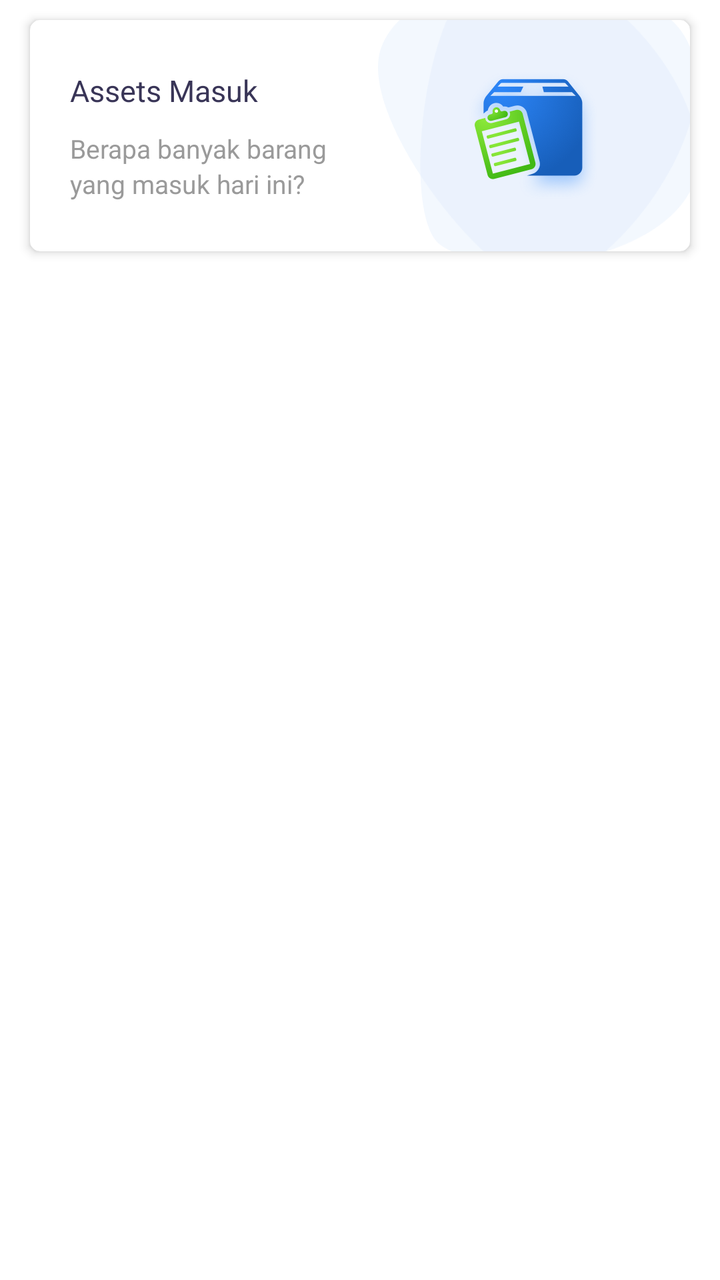
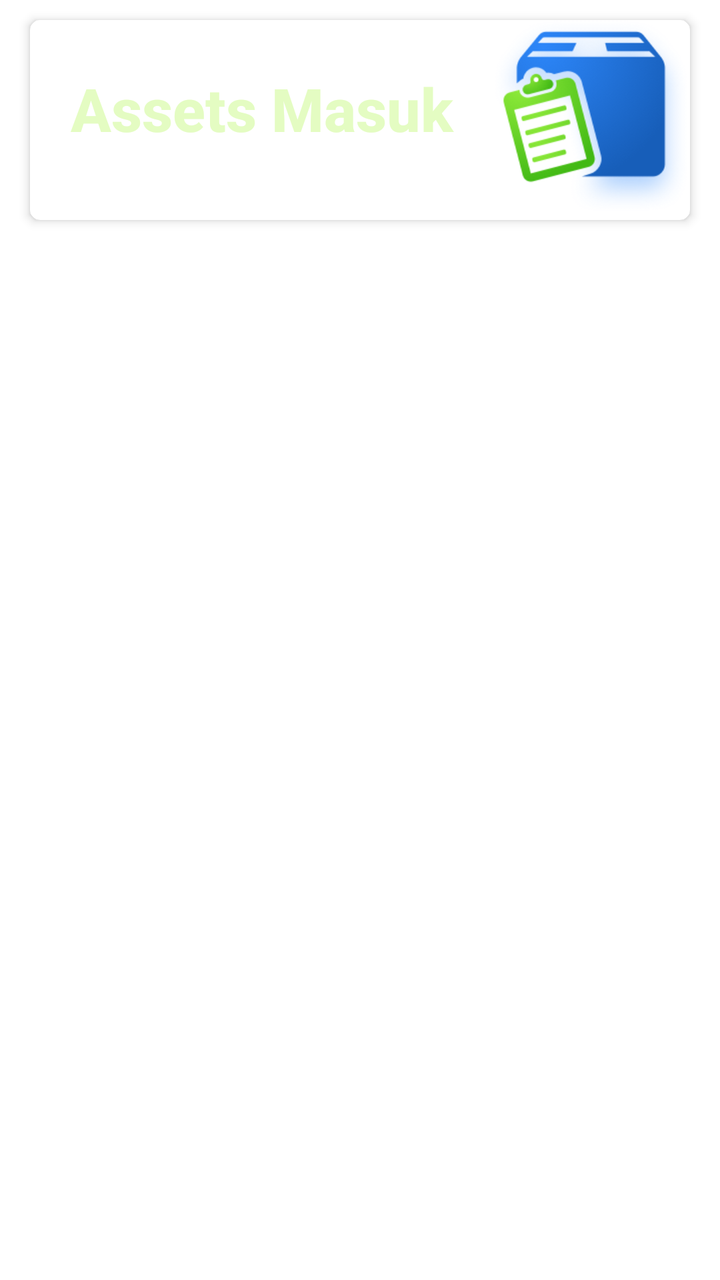

An Android layout rendered at two revisions. The XML below is the earlier revision; the diff shows what the commit changed to produce the second picture.
<!-- AndroidManifest.xml: application theme Theme.FishTrack -->
<!-- res/layout/item_home_adapter.xml -->
<?xml version="1.0" encoding="utf-8"?>
<LinearLayout
    xmlns:android="http://schemas.android.com/apk/res/android"
    xmlns:app="http://schemas.android.com/apk/res-auto"
    xmlns:tools="http://schemas.android.com/tools"
    android:layout_width="match_parent"
    android:id="@+id/lParentContent"
    android:layout_height="wrap_content"
    android:orientation="vertical">


    <androidx.cardview.widget.CardView
        android:foreground="?selectableItemBackground"
        android:id="@+id/cvParent"
        android:layout_width="match_parent"
        android:layout_height="wrap_content"
        android:layout_marginBottom="@dimen/margin10"
        android:layout_marginLeft="@dimen/margin15"
        android:layout_marginRight="@dimen/margin15"
        android:layout_marginTop="@dimen/margin10"
        app:cardCornerRadius="@dimen/margin5"
        app:cardElevation="@dimen/margin3">


        <LinearLayout
            android:layout_width="match_parent"
            android:layout_height="wrap_content"
            android:orientation="horizontal">

            <LinearLayout
                android:layout_width="0dp"
                android:layout_height="wrap_content"
                android:layout_weight="1"
                android:orientation="vertical">

                <TextView
                    android:id="@+id/tvTitle"
                    fontPath="fonts/open_sans_extra_bold.ttf"
                    android:layout_width="match_parent"
                    android:layout_height="wrap_content"
                    android:layout_marginLeft="@dimen/margin20"
                    android:layout_marginTop="@dimen/margin25"
                    android:text="Assets Masuk"
                    android:textColor="@color/color_black_tv_title_item_home"
                    android:textSize="@dimen/text_semi_medium"
                    tools:ignore="MissingPrefix"/>


                <TextView
                    android:id="@+id/tvDesc1"
                    fontPath="fonts/open_sans_semibold.ttf"
                    android:layout_width="match_parent"
                    android:layout_height="wrap_content"
                    android:layout_marginLeft="@dimen/margin20"
                    android:layout_marginTop="@dimen/margin10"
                    android:text="Berapa banyak barang"
                    android:textColor="@color/color_tv_gray_tv_desc_item_home"
                    android:textSize="@dimen/text_small_default"
                    tools:ignore="MissingPrefix"/>

                <TextView
                    android:id="@+id/tvDesc2"
                    fontPath="fonts/open_sans_semibold.ttf"
                    android:layout_width="match_parent"
                    android:layout_height="wrap_content"
                    android:layout_marginBottom="@dimen/margin25"
                    android:layout_marginLeft="@dimen/margin20"
                    android:text="yang masuk hari ini?"
                    android:textColor="@color/color_tv_gray_tv_desc_item_home"
                    android:textSize="@dimen/text_small_default"
                    tools:ignore="MissingPrefix"/>

            </LinearLayout>

            <LinearLayout
                android:layout_width="wrap_content"
                android:layout_height="match_parent"
                android:background="@drawable/bg_list_home"
                android:gravity="center">


                <ImageView
                    android:id="@+id/ivImage"
                    android:layout_width="wrap_content"
                    android:layout_height="wrap_content"
                    android:src="@drawable/ic_barang_masuk"/>


            </LinearLayout>

        </LinearLayout>


    </androidx.cardview.widget.CardView>

</LinearLayout>
<!-- resources referenced by this layout -->
<resources>
  <color name="color_black_tv_title_item_home">#393557</color>
  <color name="color_tv_gray_tv_desc_item_home">#9A9A9A</color>
  <dimen name="margin10">10dp</dimen>
  <dimen name="margin15">15dp</dimen>
  <dimen name="margin20">20dp</dimen>
  <dimen name="margin25">25dp</dimen>
  <dimen name="margin3">3dp</dimen>
  <dimen name="margin5">5dp</dimen>
  <dimen name="text_semi_medium">15sp</dimen>
  <dimen name="text_small_default">13sp</dimen>
  <!-- drawable bg_list_home: png bitmap (drawable-hdpi, 8633 bytes) -->
  <!-- drawable ic_barang_masuk: png bitmap (drawable-hdpi, 16897 bytes) -->
  <style name="Theme.FishTrack" parent="Theme.MaterialComponents.Light" />
</resources>

<!-- the commit's change to res/layout/item_home_adapter.xml (unified diff, before → after) -->
@@ -1,94 +1,62 @@
 <?xml version="1.0" encoding="utf-8"?>
-<LinearLayout
-    xmlns:android="http://schemas.android.com/apk/res/android"
+<LinearLayout xmlns:android="http://schemas.android.com/apk/res/android"
     xmlns:app="http://schemas.android.com/apk/res-auto"
     xmlns:tools="http://schemas.android.com/tools"
+    android:id="@+id/lParentContent"
     android:layout_width="match_parent"
-    android:id="@+id/lParentContent"
     android:layout_height="wrap_content"
-    android:orientation="vertical">
+    android:clickable="true"
+    android:orientation="vertical"
+    android:focusable="true">
 
 
     <androidx.cardview.widget.CardView
-        android:foreground="?selectableItemBackground"
         android:id="@+id/cvParent"
         android:layout_width="match_parent"
         android:layout_height="wrap_content"
+        android:layout_marginLeft="@dimen/margin15"
+        android:layout_marginTop="@dimen/margin10"
+        android:layout_marginRight="@dimen/margin15"
         android:layout_marginBottom="@dimen/margin10"
-        android:layout_marginLeft="@dimen/margin15"
-        android:layout_marginRight="@dimen/margin15"
-        android:layout_marginTop="@dimen/margin10"
+        android:foreground="?selectableItemBackground"
         app:cardCornerRadius="@dimen/margin5"
         app:cardElevation="@dimen/margin3">
 
 
-        <LinearLayout
+        <androidx.constraintlayout.widget.ConstraintLayout
+            android:id="@+id/constraintLayout1"
             android:layout_width="match_parent"
-            android:layout_height="wrap_content"
-            android:orientation="horizontal">
+            android:layout_height="100sp">
 
-            <LinearLayout
+            <ImageView
+                android:id="@+id/ivImage"
+                android:layout_width="98sp"
+                android:layout_height="96sp"
+                android:src="@drawable/ic_barang_masuk"
+                app:layout_constraintEnd_toEndOf="parent"
+                app:layout_constraintTop_toTopOf="parent"
+                android:contentDescription="@string/todo" />
+
+            <TextView
+                android:id="@+id/tvTitle"
+                fontPath="fonts/open_sans_extra_bold.ttf"
                 android:layout_width="0dp"
-                android:layout_height="wrap_content"
-                android:layout_weight="1"
-                android:orientation="vertical">
+                android:layout_height="41dp"
+                android:layout_marginTop="24dp"
+                android:fontFamily="sans-serif-medium"
+                android:text="@string/assets_masuk"
+                android:textAlignment="center"
+                android:textColor="@color/agri_green"
+                android:textSize="30sp"
+                android:textStyle="bold"
+                android:verticalScrollbarPosition="left"
+                app:barrierDirection="left"
+                app:layout_constraintEnd_toStartOf="@+id/ivImage"
+                app:layout_constraintStart_toStartOf="parent"
+                app:layout_constraintTop_toTopOf="parent"
+                tools:ignore="MissingPrefix" />
 
-                <TextView
-                    android:id="@+id/tvTitle"
-                    fontPath="fonts/open_sans_extra_bold.ttf"
-                    android:layout_width="match_parent"
-                    android:layout_height="wrap_content"
-                    android:layout_marginLeft="@dimen/margin20"
-                    android:layout_marginTop="@dimen/margin25"
-                    android:text="Assets Masuk"
-                    android:textColor="@color/color_black_tv_title_item_home"
-                    android:textSize="@dimen/text_semi_medium"
-                    tools:ignore="MissingPrefix"/>
-
-
-                <TextView
-                    android:id="@+id/tvDesc1"
-                    fontPath="fonts/open_sans_semibold.ttf"
-                    android:layout_width="match_parent"
-                    android:layout_height="wrap_content"
-                    android:layout_marginLeft="@dimen/margin20"
-                    android:layout_marginTop="@dimen/margin10"
-                    android:text="Berapa banyak barang"
-                    android:textColor="@color/color_tv_gray_tv_desc_item_home"
-                    android:textSize="@dimen/text_small_default"
-                    tools:ignore="MissingPrefix"/>
-
-                <TextView
-                    android:id="@+id/tvDesc2"
-                    fontPath="fonts/open_sans_semibold.ttf"
-                    android:layout_width="match_parent"
-                    android:layout_height="wrap_content"
-                    android:layout_marginBottom="@dimen/margin25"
-                    android:layout_marginLeft="@dimen/margin20"
-                    android:text="yang masuk hari ini?"
-                    android:textColor="@color/color_tv_gray_tv_desc_item_home"
-                    android:textSize="@dimen/text_small_default"
-                    tools:ignore="MissingPrefix"/>
-
-            </LinearLayout>
-
-            <LinearLayout
-                android:layout_width="wrap_content"
-                android:layout_height="match_parent"
-                android:background="@drawable/bg_list_home"
-                android:gravity="center">
-
-
-                <ImageView
-                    android:id="@+id/ivImage"
-                    android:layout_width="wrap_content"
-                    android:layout_height="wrap_content"
-                    android:src="@drawable/ic_barang_masuk"/>
-
-
-            </LinearLayout>
-
-        </LinearLayout>
+        </androidx.constraintlayout.widget.ConstraintLayout>
 
 
     </androidx.cardview.widget.CardView>
<!-- resource entries referenced after the edit -->
@@ -1,17 +1,13 @@
 <!-- resources referenced by this layout -->
 <resources>
-  <color name="color_black_tv_title_item_home">#393557</color>
-  <color name="color_tv_gray_tv_desc_item_home">#9A9A9A</color>
+  <color name="agri_green">#e4fcc2</color>
   <dimen name="margin10">10dp</dimen>
   <dimen name="margin15">15dp</dimen>
-  <dimen name="margin20">20dp</dimen>
-  <dimen name="margin25">25dp</dimen>
   <dimen name="margin3">3dp</dimen>
   <dimen name="margin5">5dp</dimen>
-  <dimen name="text_semi_medium">15sp</dimen>
-  <dimen name="text_small_default">13sp</dimen>
-  <!-- drawable bg_list_home: png bitmap (drawable-hdpi, 8633 bytes) -->
   <!-- drawable ic_barang_masuk: png bitmap (drawable-hdpi, 16897 bytes) -->
+  <string name="assets_masuk">Assets Masuk</string>
+  <string name="todo">TODO</string>
   <style name="Theme.FishTrack" parent="Theme.MaterialComponents.Light" />
 </resources>
 
